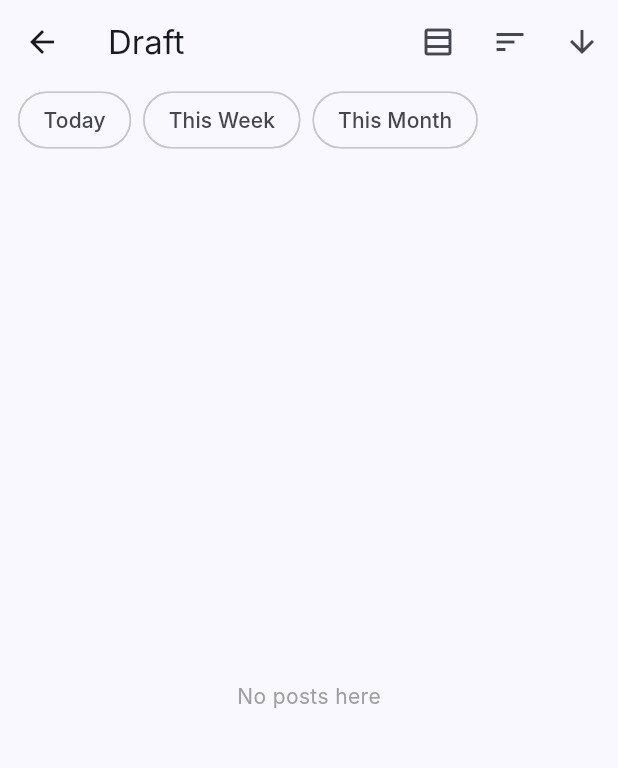
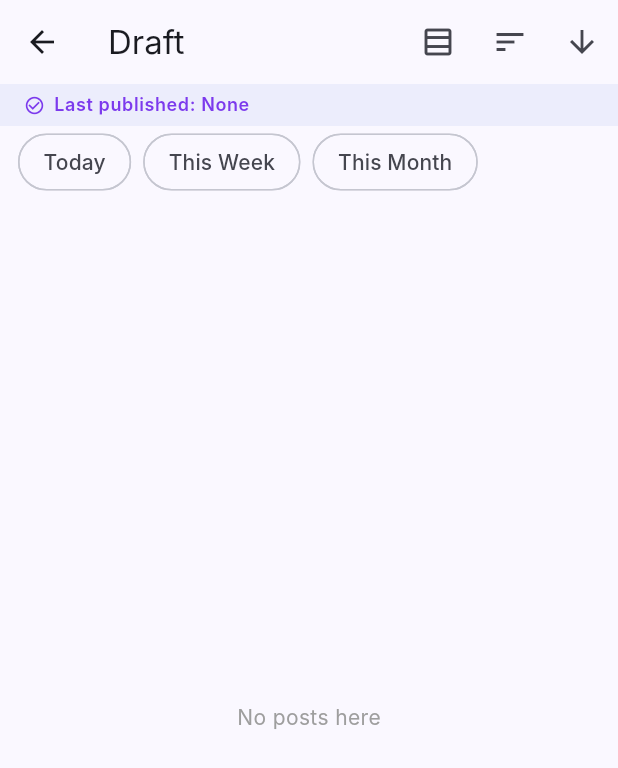
Before and after one commit to faisal-kursheedali/CastPA, a Flutter app: the QueueScreen screen opened directly with empty values, on a phone screen of 412 x 824 dp. Shown: the top 768 px of the screen. Run offline on Flutter 3.47's test engine with Material 3 defaults, Android fonts, the phone set to English and light mode, and no system bars; our stand-ins replace drift, file_picker, flutter_riverpod, go_router, permission_handler, shared_preferences; missing offline and left inert: flutter_web_auth_2, record, tflite_flutter, whisper_flutter_new; accounts and stored records are empty; generated files the repository leaves out were written again; Roboto replaces fonts that are missing (Inter); statements that could not run were skipped.

Commit message:
Update queue_screen.dart

```diff
--- a/app/lib/presentation/screens/queue/queue_screen.dart
+++ b/app/lib/presentation/screens/queue/queue_screen.dart
@@ -242,6 +242,7 @@ class _QueueScreenState extends ConsumerState<QueueScreen> {
       ),
       body: Column(
         children: [
+          _LastPublishedBanner(categories: categoriesAsync.valueOrNull ?? []),
           _FilterBar(
             timeFilter: _timeFilter,
             selectedCategoryIds: _selectedCategoryIds,
@@ -274,6 +275,44 @@ class _QueueScreenState extends ConsumerState<QueueScreen> {
                 }
                 return _PostList(posts: filtered, categories: cats);
               },
+            ),
+          ),
+        ],
+      ),
+    );
+  }
+}
+
+class _LastPublishedBanner extends ConsumerWidget {
+  final List<Category> categories;
+  const _LastPublishedBanner({required this.categories});
+
+  @override
+  Widget build(BuildContext context, WidgetRef ref) {
+    final publishedAsync = ref.watch(postListProvider(PostStatus.published));
+    final posts = publishedAsync.valueOrNull;
+    final String categoryName;
+    if (posts == null || posts.isEmpty) {
+      categoryName = 'None';
+    } else {
+      final last = posts.reduce((a, b) => a.updatedAt.isAfter(b.updatedAt) ? a : b);
+      final category = categories.where((c) => c.id == last.categoryId).firstOrNull;
+      categoryName = category?.name ?? 'None';
+    }
+
+    return Container(
+      width: double.infinity,
+      padding: const EdgeInsets.symmetric(horizontal: 16, vertical: 6),
+      color: Theme.of(context).colorScheme.secondaryContainer.withAlpha(120),
+      child: Row(
+        children: [
+          Icon(Icons.check_circle_outline, size: 14, color: Theme.of(context).colorScheme.secondary),
+          const SizedBox(width: 6),
+          Text(
+            'Last published: $categoryName',
+            style: Theme.of(context).textTheme.bodySmall?.copyWith(
+              color: Theme.of(context).colorScheme.secondary,
+              fontWeight: FontWeight.w600,
             ),
           ),
         ],
```
